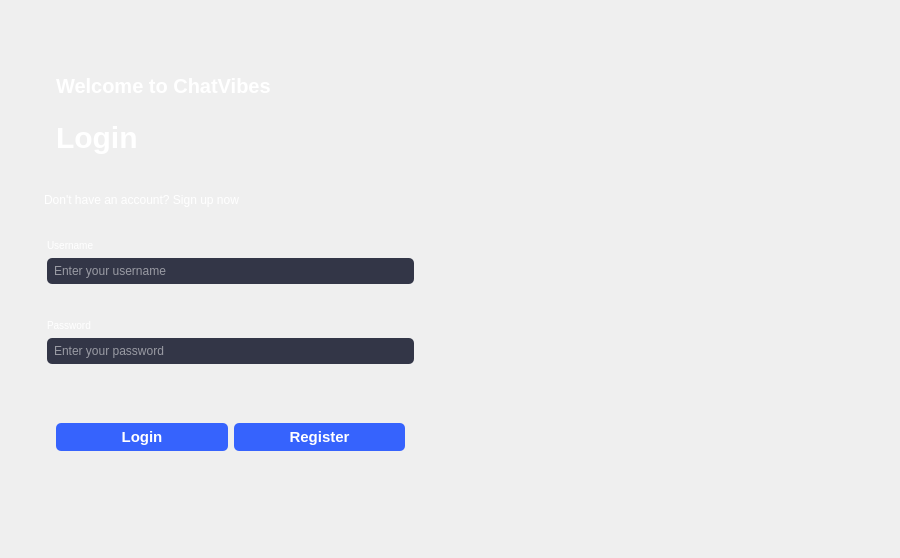
First picture: the form in loginform.ui, repository MarkoSami/ChatVibes, before the edit.
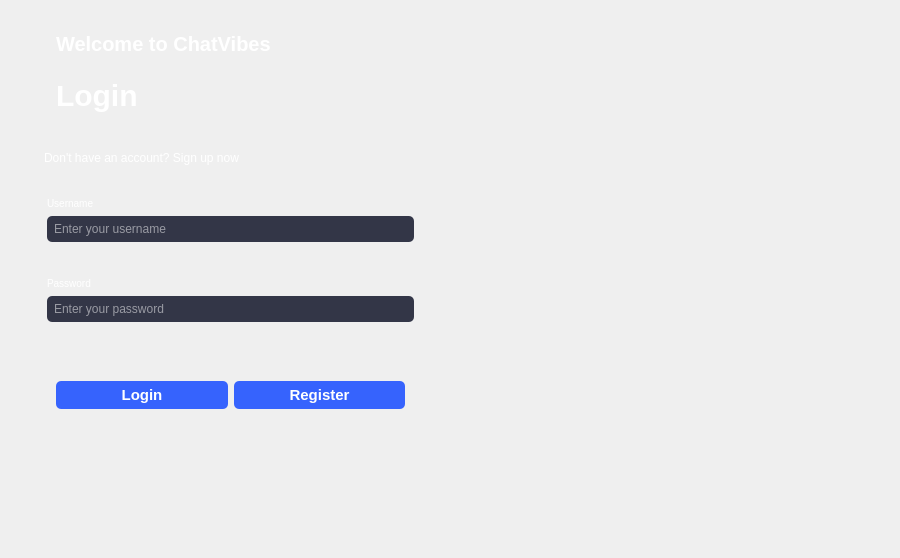
Second picture: the form after the edit. Icons and pictures are not drawn.

Patch:
```diff
--- a/loginform.ui
+++ b/loginform.ui
@@ -29,6 +29,9 @@
    <string notr="true"/>
   </property>
   <layout class="QHBoxLayout" name="horizontalLayout">
+   <property name="spacing">
+    <number>6</number>
+   </property>
    <item>
     <layout class="QHBoxLayout" name="horizontalLayout_4">
      <property name="spacing">
@@ -79,19 +82,6 @@
         <property name="bottomMargin">
          <number>0</number>
         </property>
-        <item>
-         <spacer name="verticalSpacer">
-          <property name="orientation">
-           <enum>Qt::Vertical</enum>
-          </property>
-          <property name="sizeHint" stdset="0">
-           <size>
-            <width>20</width>
-            <height>40</height>
-           </size>
-          </property>
-         </spacer>
-        </item>
         <item alignment="Qt::AlignTop">
          <widget class="QGroupBox" name="verticalGroupBox">
           <property name="styleSheet">
@@ -387,12 +377,38 @@
        </property>
       </spacer>
      </item>
-     <item>
+     <item alignment="Qt::AlignTop">
       <widget class="QGroupBox" name="verticalGroupBox_2">
        <property name="styleSheet">
         <string notr="true">border : none ; </string>
        </property>
        <layout class="QVBoxLayout" name="verticalLayout_2">
+        <property name="spacing">
+         <number>36</number>
+        </property>
+        <property name="topMargin">
+         <number>15</number>
+        </property>
+        <item alignment="Qt::AlignRight">
+         <widget class="QPushButton" name="backButton">
+          <property name="minimumSize">
+           <size>
+            <width>175</width>
+            <height>41</height>
+           </size>
+          </property>
+          <property name="cursor">
+           <cursorShape>PointingHandCursor</cursorShape>
+          </property>
+          <property name="styleSheet">
+           <string notr="true">image: url(:/imgs/left-arrow.png);
+</string>
+          </property>
+          <property name="text">
+           <string/>
+          </property>
+         </widget>
+        </item>
         <item>
          <spacer name="verticalSpacer_3">
           <property name="orientation">
@@ -404,7 +420,7 @@
           <property name="sizeHint" stdset="0">
            <size>
             <width>20</width>
-            <height>6</height>
+            <height>19</height>
            </size>
           </property>
          </spacer>
```
